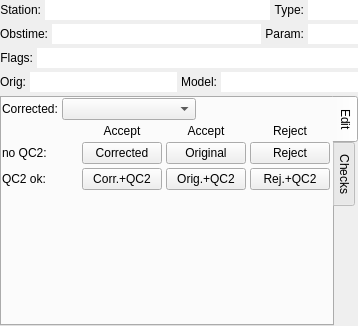
metno/kvhqc, file src/simplecorrections.ui: the form before one commit.
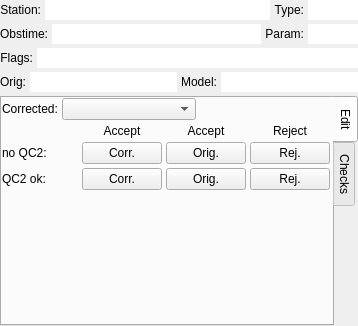
The form after the commit. Custom widgets are drawn as their Qt base class.

Commit message: added accept/reject icons to SimpleCorrections

What changed in the file:
```diff
--- a/src/simplecorrections.ui
+++ b/src/simplecorrections.ui
@@ -501,21 +501,21 @@
          <item row="1" column="1">
           <widget class="QPushButton" name="buttonAcceptCorrected">
            <property name="text">
-            <string>Corrected</string>
+            <string>Corr.</string>
            </property>
           </widget>
          </item>
          <item row="1" column="2">
           <widget class="QPushButton" name="buttonAcceptOriginal">
            <property name="text">
-            <string>Original</string>
+            <string>Orig.</string>
            </property>
           </widget>
          </item>
          <item row="1" column="3">
           <widget class="QPushButton" name="buttonReject">
            <property name="text">
-            <string>Reject</string>
+            <string>Rej.</string>
            </property>
           </widget>
          </item>
@@ -529,21 +529,21 @@
          <item row="2" column="1">
           <widget class="QPushButton" name="buttonAcceptCorrectedQC2">
            <property name="text">
-            <string>Corr.+QC2</string>
+            <string>Corr.</string>
            </property>
           </widget>
          </item>
          <item row="2" column="2">
           <widget class="QPushButton" name="buttonAcceptOriginalQC2">
            <property name="text">
-            <string>Orig.+QC2</string>
+            <string>Orig.</string>
            </property>
           </widget>
          </item>
          <item row="2" column="3">
           <widget class="QPushButton" name="buttonRejectQC2">
            <property name="text">
-            <string>Rej.+QC2</string>
+            <string>Rej.</string>
            </property>
           </widget>
          </item>
```
Left out of the diff: 18 changed lines with no effect on the pictures. The commit also changes 4 other files.
